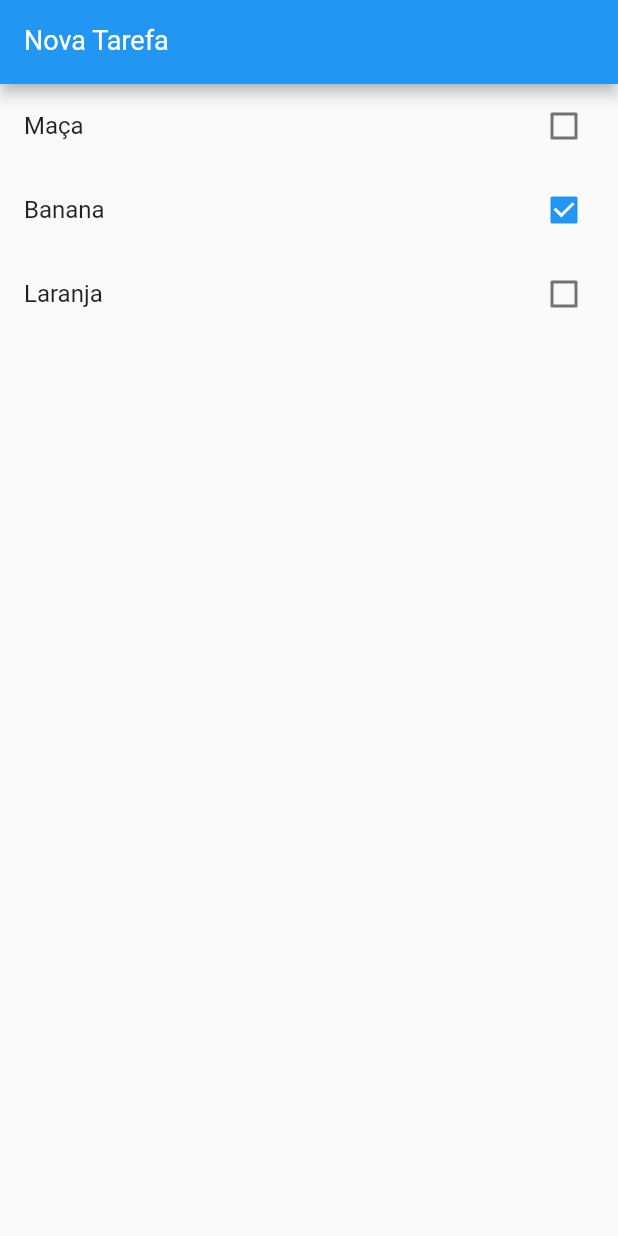
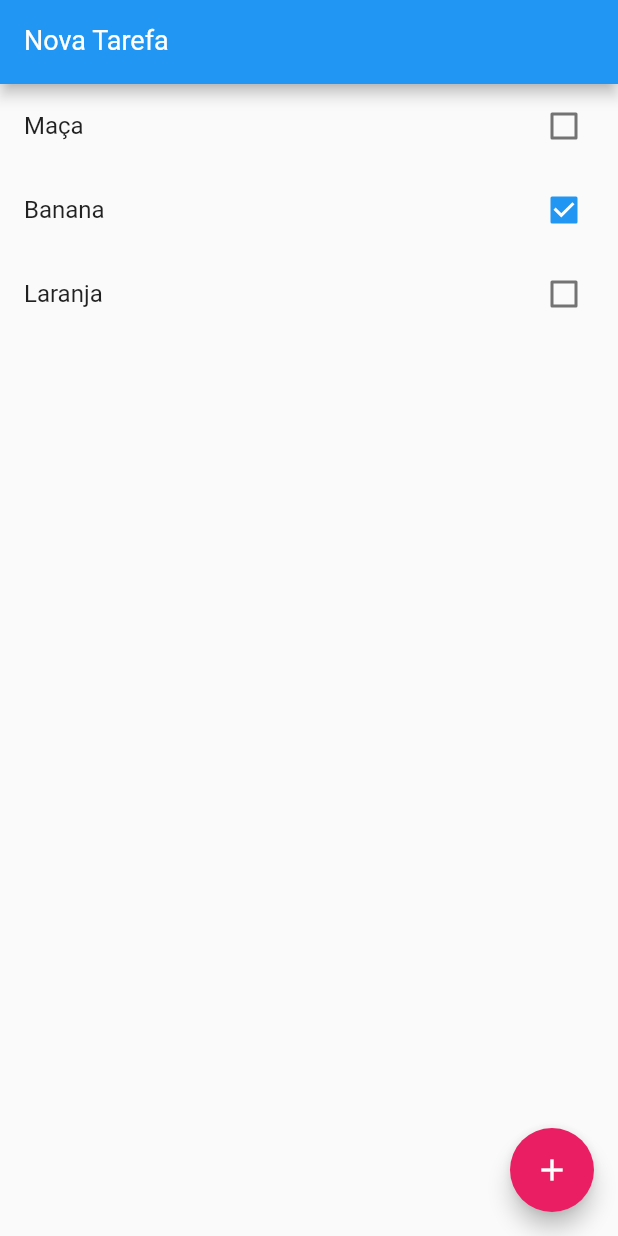
Before and after one commit to Borgonha0774/Flutter-curso_application, a Flutter app: the screen it shows after launch, on a phone screen of 412 x 824 dp. Run offline on Flutter 3.47's test engine with Material 2 defaults, Android fonts, the phone set to English and light mode, and no system bars.

Commit message:
add more itens

```diff
--- a/lib/main.dart
+++ b/lib/main.dart
@@ -36,6 +36,15 @@ class HomePage extends StatefulWidget {
 class _HomePageState extends State<HomePage> {
   var newTaskController = TextEditingController();
 
+  void add() {
+    //if (newTaskController.text.isEmpty) return;
+    setState(() {
+      widget.items.add(Item(title: newTaskController.text, done: false));
+      //newTaskController.text = ''; // ou abaico
+      newTaskController.clear();
+    });
+  }
+
   @override
   Widget build(BuildContext context) {
     return Scaffold(
@@ -44,7 +53,7 @@ class _HomePageState extends State<HomePage> {
           controller: newTaskController,
           keyboardType: TextInputType.text,
           style: const TextStyle(color: Colors.white, fontSize: 18),
-          decoration: InputDecoration(
+          decoration: const InputDecoration(
             labelText: 'Nova Tarefa',
             labelStyle: TextStyle(
               color: Colors.white,
@@ -69,6 +78,13 @@ class _HomePageState extends State<HomePage> {
           );
         },
       ),
+      floatingActionButton: FloatingActionButton(
+        onPressed: () {
+          return add();
+        },
+        child: Icon(Icons.add),
+        backgroundColor: Colors.pink,
+      ),
     );
   }
 }
```
